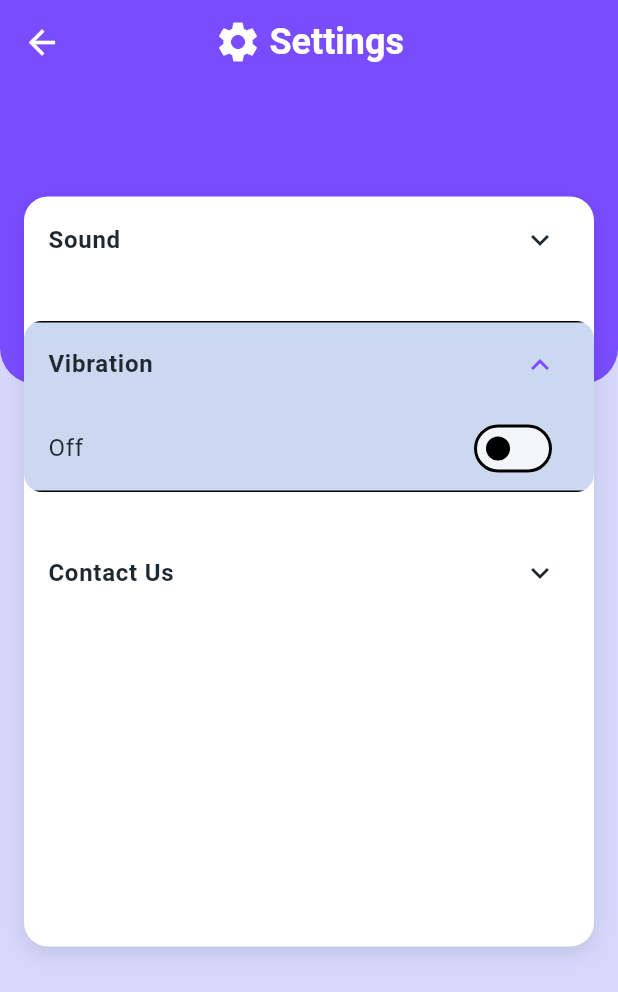
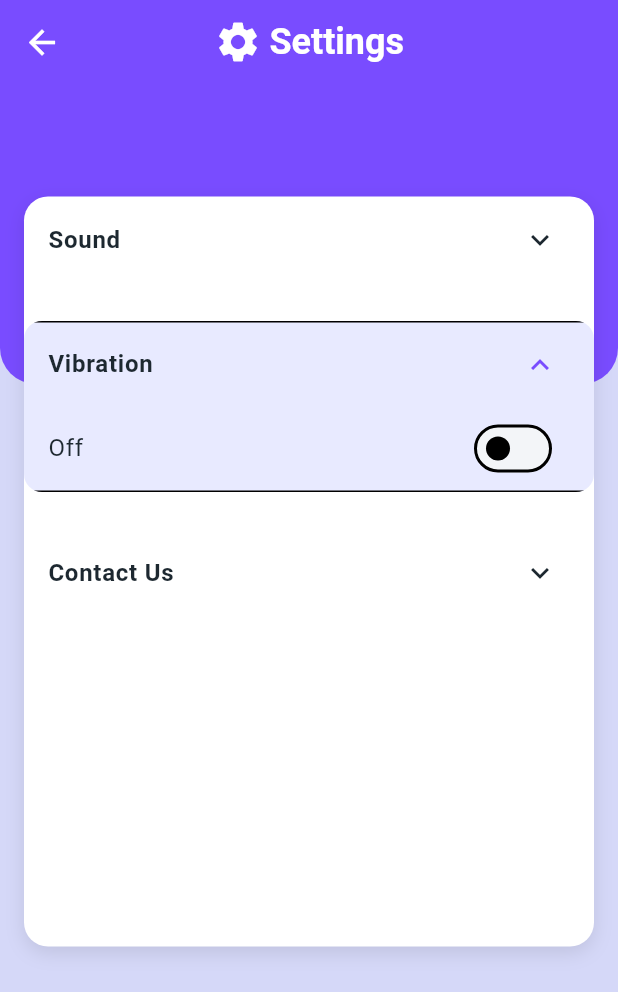
Before and after one commit to Rmaawn/Nootika, a Flutter app: the SettingsPage screen opened directly, after a tap on "Vibration", after a tap on "On", on a phone screen of 412 x 824 dp. Shown: the top 992 px of the screen. Run offline on Flutter 3.47's test engine with Material 3 defaults, Android fonts, the phone set to English and light mode, and no system bars; our stand-ins replace bloc, flutter_bloc, google_fonts, hive_flutter, lottie, permission_handler and 1 more; missing offline and left inert: alarm; accounts and stored records are empty; statements that could not run were skipped.

Commit message:
some publish work

```diff
--- a/lib/screens/edit/edit.dart
+++ b/lib/screens/edit/edit.dart
@@ -30,7 +30,7 @@ class _EditTaskScreenState extends State<EditTaskScreen> {
   @override
   void initState() {
     final box = Hive.box('settings');
-    soundLevel = box.get('soundLevel', defaultValue: 6);
+    soundLevel = box.get('soundLevel', defaultValue: 6).toDouble();
     isVibre = box.get('isVibre', defaultValue: true);
     titleTaskController = TextEditingController(
         text: context.read<EditTaskCubit>().state.task.name);
--- a/lib/screens/setting/setting.dart
+++ b/lib/screens/setting/setting.dart
@@ -17,7 +17,7 @@ class _SettingsPageState extends State<SettingsPage> {
   @override
   Widget build(BuildContext context) {
     return Scaffold(
-      backgroundColor: const Color.fromARGB(255, 213, 216, 251),
+      backgroundColor: const Color.fromARGB(255, 213, 216, 248),
             appBar: AppBar(
         backgroundColor: primaryColor,
         elevation: 0,
@@ -81,7 +81,7 @@ class _SettingsPageState extends State<SettingsPage> {
                   borderRadius: BorderRadius.circular(12),
                   child: ExpansionTile(
                     // collapsedBackgroundColor: const Color(0xff00CCDD),
-                    backgroundColor: const Color.fromARGB(255, 204, 216, 240),
+                    backgroundColor: const Color.fromARGB(255, 232, 234, 255),
                     expandedCrossAxisAlignment: CrossAxisAlignment.start,
                     title: const Text('Sound',style: TextStyle(fontSize: 16,fontWeight: FontWeight.bold),),
                     children: [
@@ -104,7 +104,7 @@ class _SettingsPageState extends State<SettingsPage> {
                   borderRadius: BorderRadius.circular(12),
                   child: ExpansionTile(
                     // collapsedBackgroundColor: const Color(0xff00CCDD),
-                    backgroundColor: const Color.fromARGB(255, 204, 216, 240),
+                    backgroundColor: const Color.fromARGB(255, 232, 234, 255),
                     expandedCrossAxisAlignment: CrossAxisAlignment.stretch,
                     title: const Text('Vibration',style: TextStyle(fontSize: 16,fontWeight: FontWeight.w600)),
                     children: [
@@ -124,7 +124,7 @@ class _SettingsPageState extends State<SettingsPage> {
                   borderRadius: BorderRadius.circular(12),
                   child: ExpansionTile(
                     // collapsedBackgroundColor: const Color(0xff00CCDD),
-                    backgroundColor: const Color.fromARGB(255, 204, 216, 240),
+                    backgroundColor: const Color.fromARGB(255, 232, 234, 255),
                     expandedCrossAxisAlignment: CrossAxisAlignment.stretch,
                     title: const Text('Contact Us',style: TextStyle(fontSize: 16,fontWeight: FontWeight.bold)),
                     children: [
```
Also changed, not shown: lib/main.dart (line endings or trailing spaces), 7 other files.
